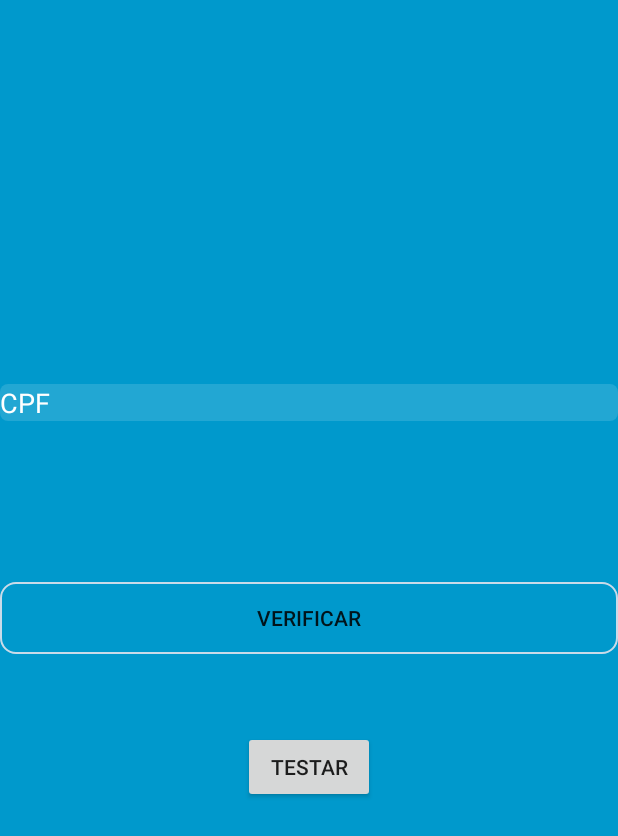
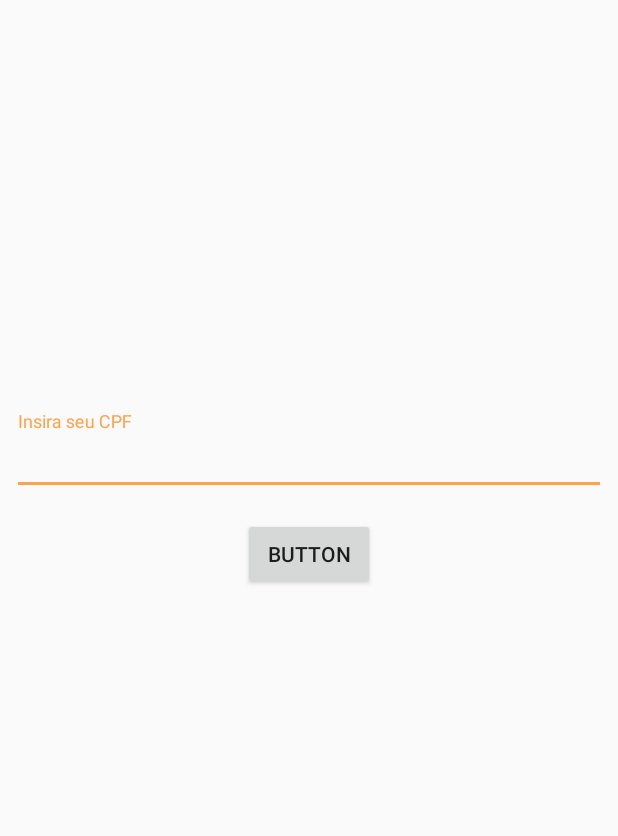
Before and after one commit to NoBugsDesenvolvimento/Parthenon2019, an Android app: the layout activity_login.xml on its own in the app's theme, with its tools: preview values and no code run, on a phone screen of 412 x 824 dp. Shown: the top 836 px of the screen. Run offline under Robolectric (Android 15) with nearby library versions, the phone set to English and light mode, and no system bars.

Commit message:
Mudança no sistema de login e cadastro pra funcionar de uma maneira menos burra. Limpeza no código. Alteração de interface. Fechamento do aplicativo para CPFs que não constam no banco de dados. Adição do cadastro utilizando o código escolar.

```diff
--- a/project/app/src/main/AndroidManifest.xml
+++ b/project/app/src/main/AndroidManifest.xml
@@ -34,7 +34,7 @@
             android:name="com.google.android.geo.API_KEY"
             android:value="@string/google_maps_key" />
 
-        <activity android:name=".activity.NavigationScreen">
+        <activity android:name=".activity.LoginActivity">
             <intent-filter>
                 <action android:name="android.intent.action.MAIN" />
 
@@ -45,7 +45,7 @@
         <activity
             android:name=".activity.MapsActivity"
             android:label="@string/title_activity_maps" />
-        <activity android:name=".activity.LoginActivity" />
+        <activity android:name=".activity.NavigationScreen" />
 
         <service
             android:name=".helper.MyFirebaseMessagingService"
--- a/project/app/src/main/java/com/nobugs/parthenon/model/Usuários/Usuario.java
+++ b/project/app/src/main/java/com/nobugs/parthenon/model/Usuários/Usuario.java
@@ -42,7 +42,7 @@ public class Usuario implements Serializable {
 
     public void salvar(){
         DatabaseReference firebaseRef = ConfiguracaoFirebase.getFirebase();
-        DatabaseReference usuariosRef = firebaseRef.child("usuarios").child( getId() );
+        DatabaseReference usuariosRef = firebaseRef.child("usuarios").child( getCPF() );
         usuariosRef.setValue( this );
     }
 
--- a/project/app/src/main/res/layout/activity_login.xml
+++ b/project/app/src/main/res/layout/activity_login.xml
@@ -4,46 +4,67 @@
     xmlns:tools="http://schemas.android.com/tools"
     android:layout_width="match_parent"
     android:layout_height="match_parent"
-    android:background="@android:color/holo_blue_dark"
+    android:background="#000099CC"
     tools:context=".activity.LoginActivity">
 
-    <com.google.android.material.textfield.TextInputEditText
-        android:id="@+id/textEmailLogin"
+    <com.google.android.material.textfield.TextInputLayout
+        android:id="@+id/textInputLayout"
         android:layout_width="0dp"
         android:layout_height="wrap_content"
-        android:layout_marginTop="236dp"
-        android:layout_marginBottom="235dp"
-        android:background="@drawable/background_edit_text"
-        android:hint="CPF"
-        android:inputType="number"
-        android:textColor="#FFFFFF"
-        android:textColorHint="#FFFFFF"
-        app:layout_constraintBottom_toBottomOf="@+id/buttonTeste"
+        android:layout_marginStart="8dp"
+        android:layout_marginEnd="8dp"
+        android:layout_marginBottom="15dp"
+        app:layout_constraintBottom_toTopOf="@+id/verificarCPFbutton"
+        app:layout_constraintEnd_toEndOf="parent"
+        app:layout_constraintStart_toStartOf="parent">
+
+        <com.google.android.material.textfield.TextInputEditText
+            android:id="@+id/cpfUsuarioLogin"
+            android:layout_width="match_parent"
+            android:layout_height="wrap_content"
+            android:hint="Insira seu CPF" />
+
+    </com.google.android.material.textfield.TextInputLayout>
+
+    <Button
+        android:id="@+id/buttonLogin"
+        android:layout_width="wrap_content"
+        android:layout_height="wrap_content"
+        android:layout_marginTop="67dp"
+        android:text="Button"
+        android:visibility="gone"
         app:layout_constraintEnd_toEndOf="parent"
         app:layout_constraintStart_toStartOf="parent"
-        app:layout_constraintTop_toTopOf="parent" />
+        app:layout_constraintTop_toBottomOf="@+id/textInputLayout2" />
 
-
-    <Button
-        android:id="@+id/loginEmail"
+    <com.google.android.material.textfield.TextInputLayout
+        android:id="@+id/textInputLayout2"
         android:layout_width="0dp"
         android:layout_height="wrap_content"
-        android:background="@drawable/background_button"
-        android:text="Verificar"
+        android:layout_marginStart="8dp"
+        android:layout_marginEnd="8dp"
         app:layout_constraintBottom_toBottomOf="parent"
         app:layout_constraintEnd_toEndOf="parent"
         app:layout_constraintStart_toStartOf="parent"
-        app:layout_constraintTop_toTopOf="parent" />
+        app:layout_constraintTop_toTopOf="parent">
+
+        <com.google.android.material.textfield.TextInputEditText
+            android:id="@+id/senhaUsuarioLogin"
+            android:layout_width="match_parent"
+            android:layout_height="wrap_content"
+            android:hint="SENHA"
+            android:visibility="gone" />
+    </com.google.android.material.textfield.TextInputLayout>
 
     <Button
-        android:id="@+id/buttonTeste"
+        android:id="@+id/verificarCPFbutton"
         android:layout_width="wrap_content"
         android:layout_height="wrap_content"
-        android:layout_marginTop="51dp"
-        android:text="testar"
+        android:layout_marginBottom="13dp"
+        android:text="Button"
+        android:visibility="visible"
+        app:layout_constraintBottom_toTopOf="@+id/textInputLayout2"
         app:layout_constraintEnd_toEndOf="parent"
-        app:layout_constraintStart_toStartOf="parent"
-        app:layout_constraintTop_toBottomOf="@+id/loginEmail" />
-
+        app:layout_constraintStart_toStartOf="parent" />
 
 </androidx.constraintlayout.widget.ConstraintLayout>
```
Also changed, not shown: project/app/src/main/java/com/nobugs/parthenon/activity/CadastroActivity.java (+9 -6 lines), project/app/src/main/java/com/nobugs/parthenon/activity/LoginActivity.java (+103 -54 lines), 3 other files.
